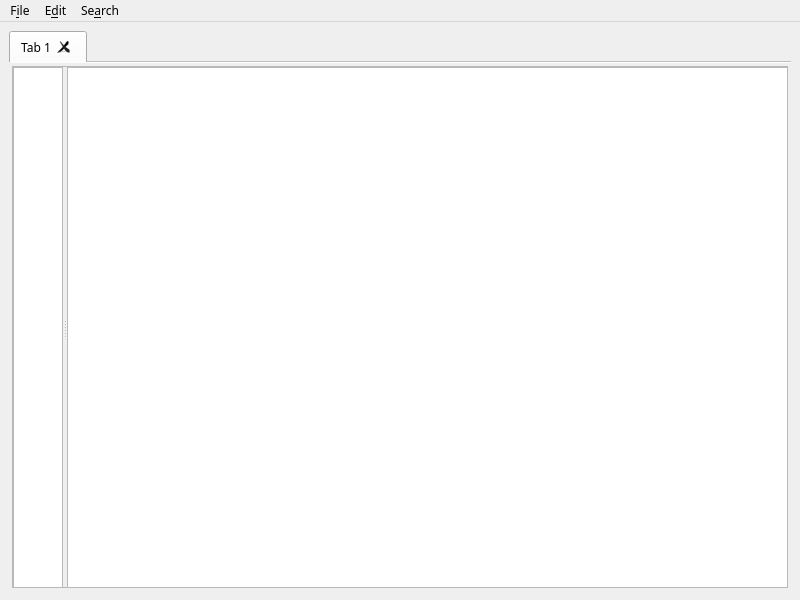
This is src/resources/files/main_window.ui in CountryTk/Hydra as Qt 5 draws it before an edit. The edited form follows.
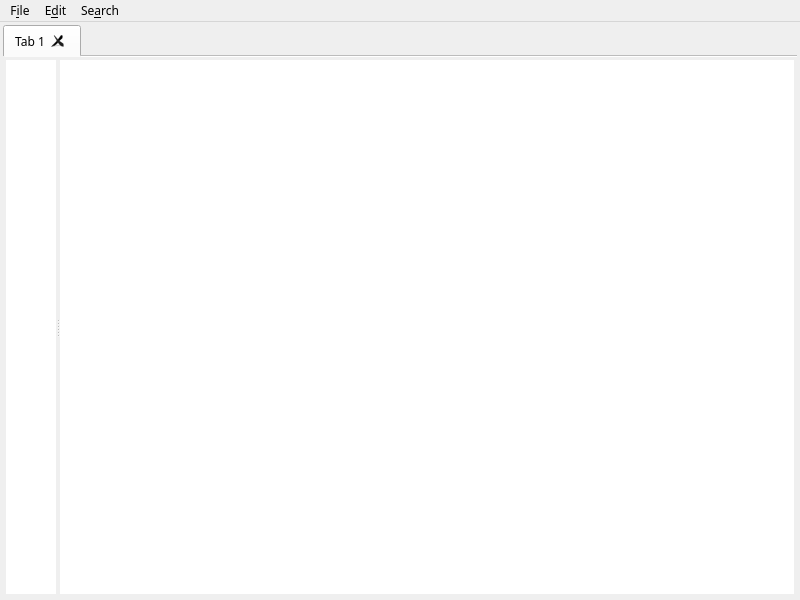
This is the edited form.

Commit message: add scroll sync and quick load for test

```diff
--- a/src/resources/files/main_window.ui
+++ b/src/resources/files/main_window.ui
@@ -29,7 +29,22 @@
     </sizepolicy>
    </property>
    <layout class="QGridLayout" name="gridLayout">
-    <item row="1" column="1">
+    <property name="leftMargin">
+     <number>3</number>
+    </property>
+    <property name="topMargin">
+     <number>3</number>
+    </property>
+    <property name="rightMargin">
+     <number>3</number>
+    </property>
+    <property name="bottomMargin">
+     <number>3</number>
+    </property>
+    <property name="horizontalSpacing">
+     <number>6</number>
+    </property>
+    <item row="0" column="0">
      <widget class="QTabWidget" name="tabWidget">
       <property name="currentIndex">
        <number>0</number>
@@ -60,29 +75,11 @@
         <property name="bottomMargin">
          <number>3</number>
         </property>
+        <property name="horizontalSpacing">
+         <number>6</number>
+        </property>
         <item row="0" column="0">
-         <widget class="QScrollArea" name="scrollArea">
-          <property name="widgetResizable">
-           <bool>true</bool>
-          </property>
-          <widget class="QWidget" name="scrollAreaWidgetContents">
-           <property name="geometry">
-            <rect>
-             <x>0</x>
-             <y>0</y>
-             <width>778</width>
-             <height>519</height>
-            </rect>
-           </property>
            <widget class="QSplitter" name="splitter">
-            <property name="geometry">
-             <rect>
-              <x>0</x>
-              <y>0</y>
-              <width>781</width>
-              <height>521</height>
-             </rect>
-            </property>
             <property name="orientation">
              <enum>Qt::Horizontal</enum>
             </property>
@@ -98,6 +95,15 @@
                <pointsize>12</pointsize>
               </font>
              </property>
+           <property name="styleSheet">
+            <string notr="true"/>
+           </property>
+           <property name="frameShape">
+            <enum>QFrame::NoFrame</enum>
+           </property>
+           <property name="frameShadow">
+            <enum>QFrame::Plain</enum>
+           </property>
              <property name="verticalScrollBarPolicy">
               <enum>Qt::ScrollBarAlwaysOff</enum>
              </property>
@@ -111,8 +117,8 @@
               <string>&lt;!DOCTYPE HTML PUBLIC &quot;-//W3C//DTD HTML 4.0//EN&quot; &quot;http://www.w3.org/TR/REC-html40/strict.dtd&quot;&gt;
 &lt;html&gt;&lt;head&gt;&lt;meta name=&quot;qrichtext&quot; content=&quot;1&quot; /&gt;&lt;style type=&quot;text/css&quot;&gt;
 p, li { white-space: pre-wrap; }
-&lt;/style&gt;&lt;/head&gt;&lt;body style=&quot; font-family:'Iosevka'; font-size:12pt; font-weight:400; font-style:normal;&quot;&gt;
-&lt;p align=&quot;right&quot; style=&quot;-qt-paragraph-type:empty; margin-top:0px; margin-bottom:0px; margin-left:0px; margin-right:0px; -qt-block-indent:0; text-indent:0px; font-family:'Noto Sans'; font-size:10pt;&quot;&gt;&lt;br /&gt;&lt;/p&gt;&lt;/body&gt;&lt;/html&gt;</string>
+&lt;/style&gt;&lt;/head&gt;&lt;body style=&quot; font-family:'Noto Sans'; font-size:12pt; font-weight:400; font-style:normal;&quot;&gt;
+&lt;p align=&quot;right&quot; style=&quot;-qt-paragraph-type:empty; margin-top:0px; margin-bottom:0px; margin-left:0px; margin-right:0px; -qt-block-indent:0; text-indent:0px;&quot;&gt;&lt;br /&gt;&lt;/p&gt;&lt;/body&gt;&lt;/html&gt;</string>
              </property>
              <property name="textInteractionFlags">
               <set>Qt::NoTextInteraction</set>
@@ -124,6 +130,12 @@
                <pointsize>12</pointsize>
               </font>
              </property>
+           <property name="frameShape">
+            <enum>QFrame::NoFrame</enum>
+           </property>
+           <property name="frameShadow">
+            <enum>QFrame::Plain</enum>
+           </property>
              <property name="verticalScrollBarPolicy">
               <enum>Qt::ScrollBarAsNeeded</enum>
              </property>
@@ -138,10 +150,8 @@
 &lt;html&gt;&lt;head&gt;&lt;meta name=&quot;qrichtext&quot; content=&quot;1&quot; /&gt;&lt;style type=&quot;text/css&quot;&gt;
 p, li { white-space: pre-wrap; }
 &lt;/style&gt;&lt;/head&gt;&lt;body style=&quot; font-family:'Iosevka'; font-size:12pt; font-weight:400; font-style:normal;&quot;&gt;
-&lt;p style=&quot;-qt-paragraph-type:empty; margin-top:0px; margin-bottom:0px; margin-left:0px; margin-right:0px; -qt-block-indent:0; text-indent:0px; font-family:'Noto Sans'; font-size:10pt;&quot;&gt;&lt;br /&gt;&lt;/p&gt;&lt;/body&gt;&lt;/html&gt;</string>
-             </property>
-            </widget>
-           </widget>
+&lt;p style=&quot;-qt-paragraph-type:empty; margin-top:0px; margin-bottom:0px; margin-left:0px; margin-right:0px; -qt-block-indent:0; text-indent:0px;&quot;&gt;&lt;br /&gt;&lt;/p&gt;&lt;/body&gt;&lt;/html&gt;</string>
+           </property>
           </widget>
          </widget>
         </item>
```
Left out of the diff: 6 changed lines with no effect on the pictures. Lines whose indentation alone changed are shown as unchanged. The commit also changes 4 other files.
